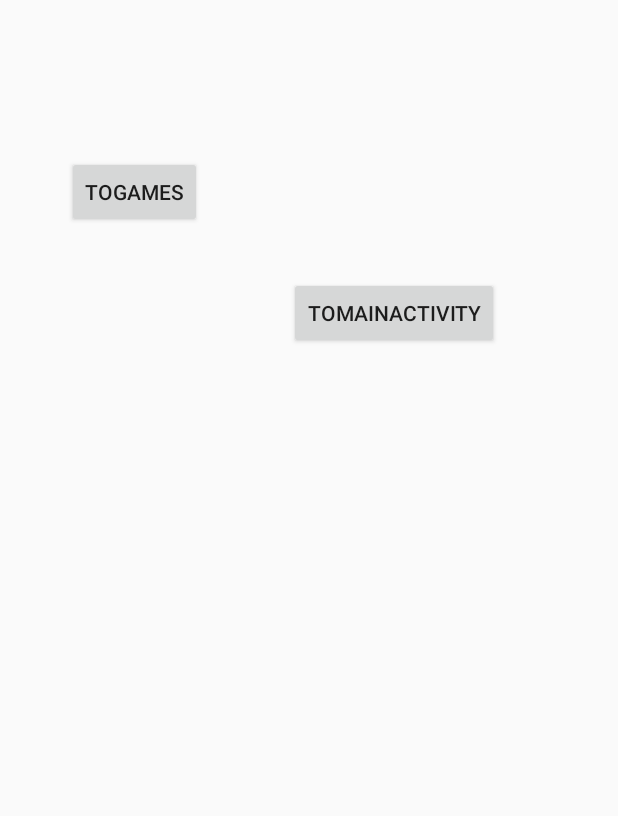
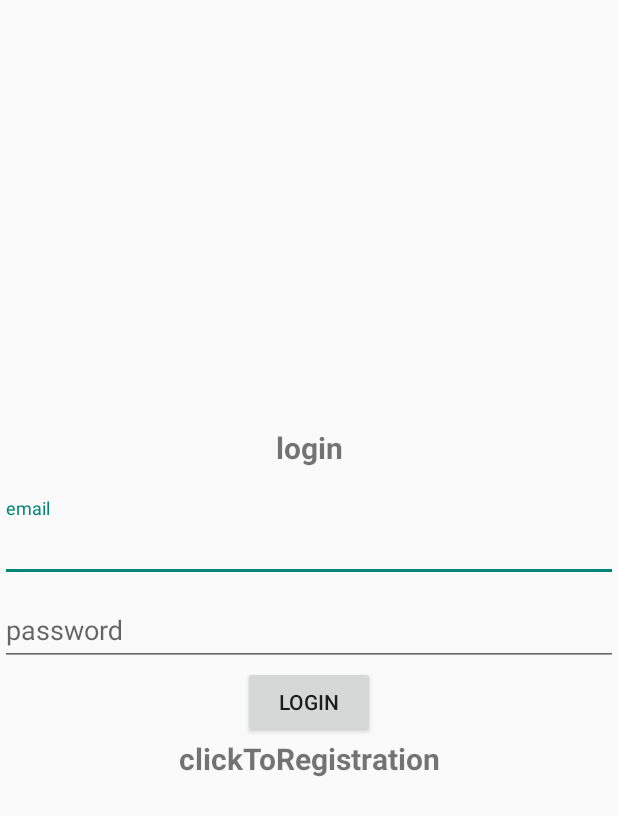
Before and after one commit to mymu1a/casino, an Android app built with Jetpack Compose: the screen it shows after launch (Settings before the commit, Login after it), after a tap on "TOSETTINGS", on a phone screen of 412 x 824 dp. Shown: the top 816 px of the screen. Run offline under Robolectric (Android 15) with nearby library versions, the phone set to English and light mode, and no system bars; our stand-ins replace Firebase (no records; nobody signed in at launch, a user with empty details on screens opened directly).

Commit message:
login, firebase

```diff
--- a/app/src/main/java/com/example/casino/Games.kt
+++ b/app/src/main/java/com/example/casino/activity/Games.kt
@@ -1,4 +1,4 @@
-package com.example.casino
+package com.example.casino.activity
 
 import GridItemDecoration
 import android.content.Intent
@@ -7,6 +7,8 @@ import android.view.View
 import androidx.appcompat.app.AppCompatActivity
 import androidx.recyclerview.widget.GridLayoutManager
 import androidx.recyclerview.widget.RecyclerView
+import com.example.casino.GamesAdapter
+import com.example.casino.R
 
 class Games : AppCompatActivity() {
 
--- /dev/null
+++ b/app/src/main/java/com/example/casino/activity/Login.kt
@@ -0,0 +1,95 @@
+package com.example.casino.activity
+
+import android.content.Intent
+import android.os.Bundle
+import android.text.TextUtils
+import android.view.View
+import android.widget.Button
+import android.widget.ProgressBar
+import android.widget.TextView
+import android.widget.Toast
+import androidx.activity.enableEdgeToEdge
+import androidx.appcompat.app.AppCompatActivity
+import androidx.core.view.ViewCompat
+import androidx.core.view.WindowInsetsCompat
+import com.example.casino.R
+import com.google.android.material.textfield.TextInputEditText
+import com.google.firebase.auth.FirebaseAuth
+import com.google.firebase.auth.FirebaseUser
+import com.google.firebase.ktx.Firebase
+
+class Login : AppCompatActivity() {
+    private lateinit var editTextEmail: TextInputEditText
+    private lateinit var editTextPassword: TextInputEditText
+    private lateinit var buttonLogin: Button
+    private lateinit var mAuth: FirebaseAuth
+    private lateinit var progressBar: ProgressBar
+    private lateinit var textView: TextView
+
+    override fun onStart() {
+        super.onStart()
+        // Check if user is signed in (non-null) and update UI accordingly.
+        val currentUser: FirebaseUser? = mAuth.currentUser
+        if (currentUser != null) {
+            val intent = Intent(applicationContext, MainActivity::class.java)
+            startActivity(intent)
+            finish()
+        }
+    }
+
+    override fun onCreate(savedInstanceState: Bundle?) {
+        super.onCreate(savedInstanceState)
+        enableEdgeToEdge()
+        setContentView(R.layout.activity_login)
+
+        ViewCompat.setOnApplyWindowInsetsListener(findViewById(R.id.main)) { v, insets ->
+            val systemBars = insets.getInsets(WindowInsetsCompat.Type.systemBars())
+            v.setPadding(systemBars.left, systemBars.top, systemBars.right, systemBars.bottom)
+            insets
+        }
+
+        mAuth = FirebaseAuth.getInstance()
+
+        editTextEmail = findViewById(R.id.email)
+        editTextPassword = findViewById(R.id.password)
+        buttonLogin = findViewById(R.id.btn_login)
+        progressBar = findViewById(R.id.progressBar)
+        textView = findViewById(R.id.registrationNow)
+
+        textView.setOnClickListener {
+            val intent = Intent(applicationContext, Registration::class.java)
+            startActivity(intent)
+            finish()
+        }
+
+        buttonLogin.setOnClickListener {
+            progressBar.visibility = View.VISIBLE
+
+            val email = editTextEmail.text.toString()
+            val password = editTextPassword.text.toString()
+
+            if (TextUtils.isEmpty(email)) {
+                Toast.makeText(this, "Enter email", Toast.LENGTH_SHORT).show()
+                return@setOnClickListener
+            }
+
+            if (TextUtils.isEmpty(password)) {
+                Toast.makeText(this, "Enter password", Toast.LENGTH_SHORT).show()
+                return@setOnClickListener
+            }
+
+            mAuth.signInWithEmailAndPassword(email, password)
+                .addOnCompleteListener { task ->
+                    progressBar.visibility = View.GONE
+                    if (task.isSuccessful) {
+                        Toast.makeText(applicationContext, "Login successful.", Toast.LENGTH_SHORT).show()
+                        val intent = Intent(applicationContext, Settings::class.java)
+                        startActivity(intent)
+                        finish()
+                    } else {
+                        Toast.makeText(this, "Authentication failed.", Toast.LENGTH_SHORT).show()
+                    }
+                }
+        }
+    }
+}
--- a/app/src/main/java/com/example/casino/MainActivity.kt
+++ b/app/src/main/java/com/example/casino/activity/MainActivity.kt
@@ -1,9 +1,10 @@
-package com.example.casino
+package com.example.casino.activity
 
 import android.content.Intent
 import android.os.Bundle
 import android.view.View
 import androidx.activity.ComponentActivity
+import com.example.casino.R
 
 class MainActivity : ComponentActivity() {
     override fun onCreate(savedInstanceState: Bundle?) {
--- a/app/src/main/java/com/example/casino/Settings.kt
+++ b/app/src/main/java/com/example/casino/activity/Settings.kt
@@ -1,22 +1,54 @@
-package com.example.casino
+package com.example.casino.activity
 
 import android.content.Intent
 import android.os.Bundle
 import android.view.View
+import android.widget.Button
+import android.widget.TextView
 import androidx.activity.enableEdgeToEdge
 import androidx.appcompat.app.AppCompatActivity
 import androidx.core.view.ViewCompat
 import androidx.core.view.WindowInsetsCompat
+import com.example.casino.R
+import com.google.firebase.auth.FirebaseAuth
+import com.google.firebase.auth.FirebaseUser
 
 class Settings : AppCompatActivity() {
+    private lateinit var auth: FirebaseAuth
+    private lateinit var button: Button
+    private lateinit var textView: TextView
+    private var user: FirebaseUser? = null
+
     override fun onCreate(savedInstanceState: Bundle?) {
         super.onCreate(savedInstanceState)
         enableEdgeToEdge()
         setContentView(R.layout.activity_settings)
+
+        auth = FirebaseAuth.getInstance()
+
         ViewCompat.setOnApplyWindowInsetsListener(findViewById(R.id.main)) { v, insets ->
             val systemBars = insets.getInsets(WindowInsetsCompat.Type.systemBars())
             v.setPadding(systemBars.left, systemBars.top, systemBars.right, systemBars.bottom)
             insets
+        }
+
+        button = findViewById(R.id.logout)
+        textView = findViewById(R.id.user_details)
+        user = auth.currentUser
+
+        if (user != null) {
+            textView.text = user!!.email
+        } else {
+            val intent = Intent(applicationContext, Login::class.java)
+            startActivity(intent)
+            finish()
+        }
+
+        button.setOnClickListener {
+            auth.signOut()
+            val intent = Intent(applicationContext, Login::class.java)
+            startActivity(intent)
+            finish()
         }
     }
 
@@ -29,4 +61,5 @@ class Settings : AppCompatActivity() {
         val intent = Intent(this, MainActivity::class.java)
         startActivity(intent)
     }
+
 }
--- a/app/src/main/res/layout/activity_games.xml
+++ b/app/src/main/res/layout/activity_games.xml
@@ -6,7 +6,7 @@
     android:layout_width="match_parent"
     android:layout_height="match_parent"
     android:background="@drawable/background"
-    tools:context=".Games">
+    tools:context=".activity.Games">
 
     <!-- RecyclerView для отображения игр -->
     <androidx.recyclerview.widget.RecyclerView
--- /dev/null
+++ b/app/src/main/res/layout/activity_login.xml
@@ -0,0 +1,70 @@
+<?xml version="1.0" encoding="utf-8"?>
+<LinearLayout xmlns:android="http://schemas.android.com/apk/res/android"
+    xmlns:app="http://schemas.android.com/apk/res-auto"
+    xmlns:tools="http://schemas.android.com/tools"
+    android:id="@+id/main"
+    android:layout_width="match_parent"
+    android:layout_height="match_parent"
+    android:orientation="vertical"
+    android:gravity="center"
+    android:padding="15dp"
+    tools:context=".activity.login">
+
+    <TextView
+        android:text="@string/login"
+        android:textSize="20sp"
+        android:textStyle="bold"
+        android:layout_marginBottom="20dp"
+        android:layout_width="match_parent"
+        android:layout_height="wrap_content"
+        android:gravity="center" />
+
+    <com.google.android.material.textfield.TextInputLayout
+        android:layout_width="match_parent"
+        android:layout_height="wrap_content">
+        <com.google.android.material.textfield.TextInputEditText
+            android:id="@+id/email"
+            android:hint="@string/email"
+            android:layout_width="match_parent"
+            android:layout_height="wrap_content" />
+    </com.google.android.material.textfield.TextInputLayout>
+
+    <com.google.android.material.textfield.TextInputLayout
+        android:layout_width="match_parent"
+        android:layout_height="wrap_content">
+        <com.google.android.material.textfield.TextInputEditText
+            android:id="@+id/password"
+            android:hint="@string/password"
+            android:layout_width="match_parent"
+            android:layout_height="wrap_content" />
+    </com.google.android.material.textfield.TextInputLayout>
+
+    <ProgressBar
+        android:layout_width="wrap_content"
+        android:layout_height="wrap_content"
+        android:id="@+id/progressBar"
+        android:visibility="gone">
+
+    </ProgressBar>
+
+    <Button
+        android:id="@+id/btn_login"
+        android:text="@string/login"
+        android:layout_width="wrap_content"
+        android:layout_height="wrap_content">
+
+    </Button>
+
+    <TextView
+        android:gravity="center"
+        android:textSize="20sp"
+        android:textStyle="bold"
+        android:layout_marginBottom="20dp"
+        android:layout_width="match_parent"
+        android:layout_height="wrap_content"
+        android:id="@+id/registrationNow"
+        android:text="@string/clickToRegistration">
+
+    </TextView>
+
+</LinearLayout>
--- a/app/src/main/res/layout/activity_main.xml
+++ b/app/src/main/res/layout/activity_main.xml
@@ -5,7 +5,7 @@
     android:layout_width="match_parent"
     android:layout_height="match_parent"
     android:background="@drawable/background"
-    tools:context=".MainActivity">
+    tools:context=".activity.MainActivity">
 
     <!-- Приветствие по центру экрана -->
     <TextView
--- a/app/src/main/res/values/strings.xml
+++ b/app/src/main/res/values/strings.xml
@@ -1,3 +1,10 @@
 <resources>
     <string name="app_name">casino</string>
+    <string name="login">login</string>
+    <string name="email">email</string>
+    <string name="password">password</string>
+    <string name="registration">registration</string>
+    <string name="clickToLogin">clickToLogin</string>
+    <string name="clickToRegistration">clickToRegistration</string>
+    <string name="logout">logout</string>
 </resources>
--- a/build.gradle.kts
+++ b/build.gradle.kts
@@ -2,4 +2,6 @@
 plugins {
     alias(libs.plugins.android.application) apply false
     alias(libs.plugins.kotlin.android) apply false
+    // Add the dependency for the Google services Gradle plugin
+    id("com.google.gms.google-services") version "4.4.2" apply false
 }
--- a/gradle/libs.versions.toml
+++ b/gradle/libs.versions.toml
@@ -12,6 +12,7 @@ appcompat = "1.7.0"
 material = "1.12.0"
 activity = "1.9.3"
 constraintlayout = "2.1.4"
+firebaseAuthKtx = "23.1.0"
 
 [libraries]
 androidx-core-ktx = { group = "androidx.core", name = "core-ktx", version.ref = "coreKtx" }
@@ -32,6 +33,7 @@ androidx-appcompat = { group = "androidx.appcompat", name = "appcompat", version
 material = { group = "com.google.android.material", name = "material", version.ref = "material" }
 androidx-activity = { group = "androidx.activity", name = "activity", version.ref = "activity" }
 androidx-constraintlayout = { group = "androidx.constraintlayout", name = "constraintlayout", version.ref = "constraintlayout" }
+firebase-auth-ktx = { group = "com.google.firebase", name = "firebase-auth-ktx", version.ref = "firebaseAuthKtx" }
 
 [plugins]
 android-application = { id = "com.android.application", version.ref = "agp" }
```
Also changed, not shown: app/build.gradle.kts (+14 -0 lines), app/src/main/AndroidManifest.xml (+12 -3 lines), app/src/main/java/com/example/casino/activity/Registration.kt (added, +96 -0 lines), app/src/main/res/layout/activity_registration.xml (added, +70 -0 lines), app/src/main/res/layout/activity_settings.xml (+28 -1 lines), 1 other file.
